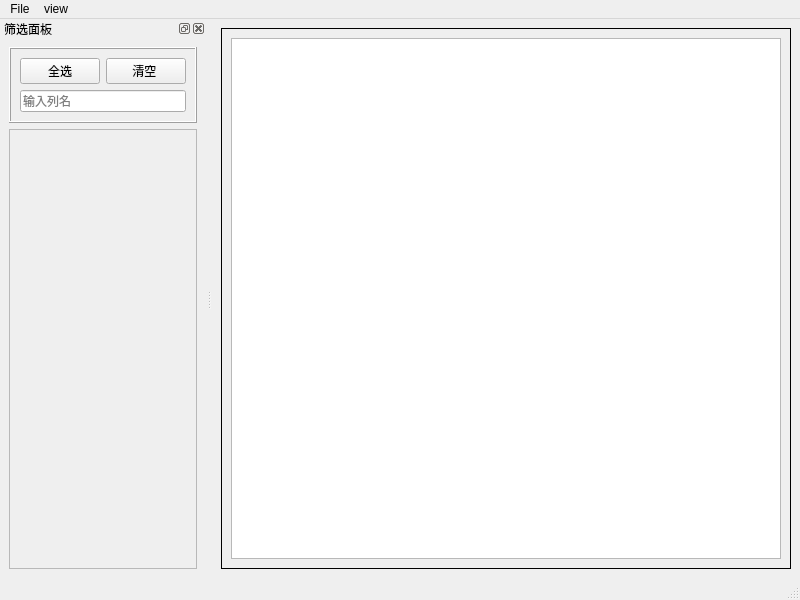
This is mainwindow.ui in aaaaaaaawuhuan/my_csv_viewer as Qt 5 draws it before an edit. The edited form follows.
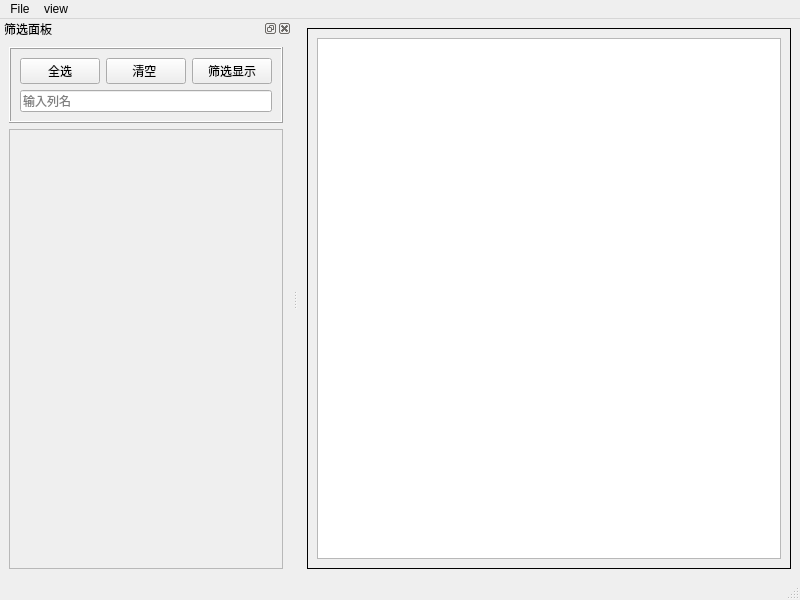
This is the edited form.

Commit message:
feat(mainwindow): 添加筛选显示功能
- 在主窗口添加筛选显示按钮
- 实现筛选显示功能的基本逻辑
- 增加选中列的检查和提示
- 显示选中列的数量
- 添加实际功能的占位符

```diff
--- a/mainwindow.ui
+++ b/mainwindow.ui
@@ -104,7 +104,14 @@
           </property>
          </widget>
         </item>
-        <item row="1" column="0" colspan="2">
+        <item row="0" column="2">
+         <widget class="QPushButton" name="pushButton_filter">
+          <property name="text">
+           <string>筛选显示</string>
+          </property>
+         </widget>
+        </item>
+        <item row="1" column="0" colspan="3">
          <widget class="QLineEdit" name="lineEdit_clowmn_name">
           <property name="text">
            <string/>
```
The commit also changes 2 other files.
